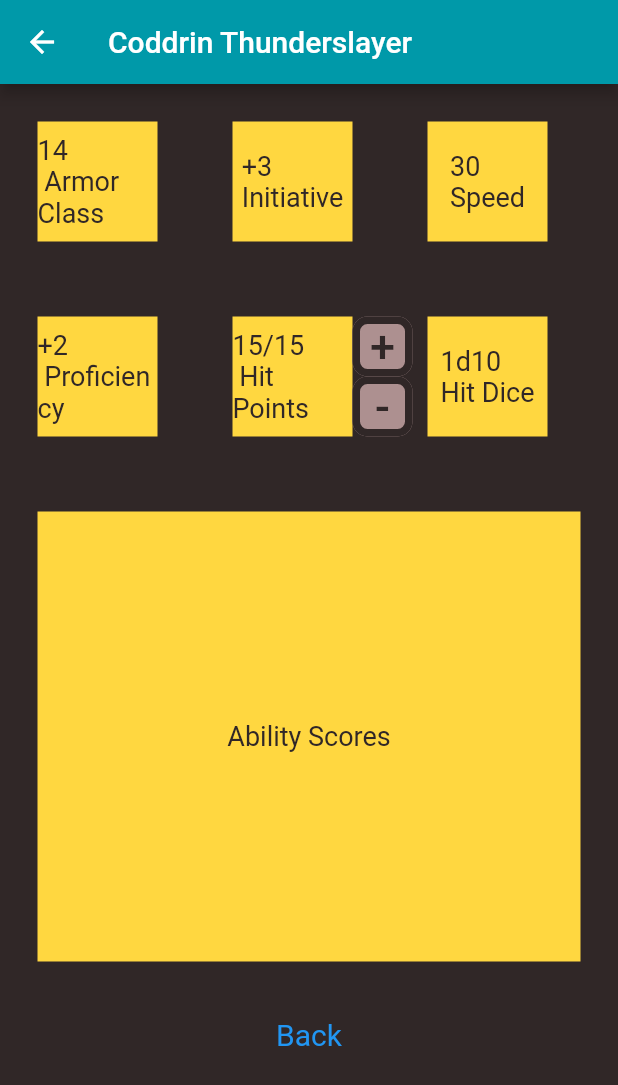
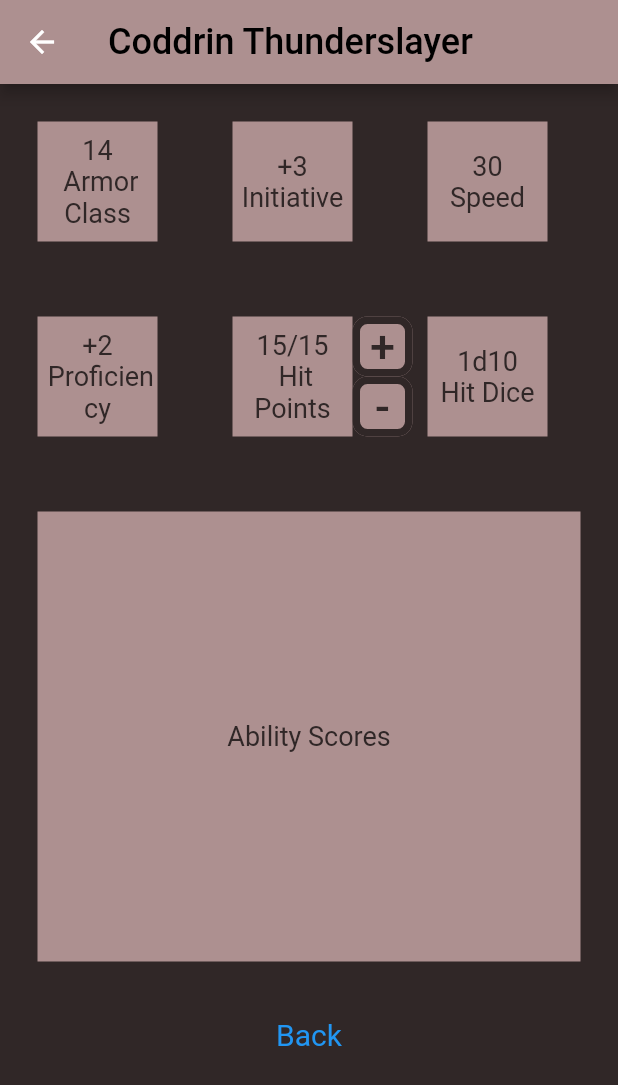
Before and after one commit to EvanMarnik/dnd_character_sheet_app, a Flutter app: the screen it shows after launch, after a tap on an icon or button, on a phone screen of 412 x 824 dp. Shown: the top 1085 px of the screen. Run offline on Flutter 3.47's test engine with Material 2 defaults, Android fonts, the phone set to English and light mode, and no system bars; Roboto replaces fonts that are missing (Lancelot).

Commit message:
Update character_sheet_view.dart

```diff
--- a/lib/view/character_sheet_view.dart
+++ b/lib/view/character_sheet_view.dart
@@ -50,8 +50,8 @@ class _CharacterSheetViewState extends State<CharacterSheetView> {
     // TODO build the character sheet
     return Scaffold(
       appBar: AppBar(
-        backgroundColor: const Color(0xFF0099a9),
-        title: const Text('Coddrin Thunderslayer'),
+        backgroundColor: Color(0xFFAD9090),
+        title: const Text('Coddrin Thunderslayer', style: TextStyle(fontSize: 24, color: Colors.black)),
       ),
       body: Column(
         children: <Widget>[
@@ -61,25 +61,25 @@ class _CharacterSheetViewState extends State<CharacterSheetView> {
                 margin: EdgeInsets.all(25.0),
                 width: 80.0,
                 height: 80.0,
-                color: Colors.amberAccent,
+                color: Color(0xFFAD9090),
                 alignment: Alignment.center,
-                child: const Text('14 \n Armor Class', style: TextStyle(fontSize: 18)),
+                child: const Text('14 \n Armor Class', style: TextStyle(fontSize: 18), textAlign: TextAlign.center),
               ),
               Container(
                 margin: EdgeInsets.all(25.0),
                 width: 80.0,
                 height: 80.0,
-                color: Colors.amberAccent,
+                color: Color(0xFFAD9090),
                 alignment: Alignment.center,
-                child: const Text('+3 \nInitiative', style: TextStyle(fontSize: 18)),
+                child: const Text('+3 \nInitiative', style: TextStyle(fontSize: 18), textAlign: TextAlign.center),
               ),
               Container(
                 margin: EdgeInsets.all(25.0),
                 width: 80.0,
                 height: 80.0,
-                color: Colors.amberAccent,
+                color: Color(0xFFAD9090),
                 alignment: Alignment.center,
-                child: const Text('30 \nSpeed', style: TextStyle(fontSize: 18)),
+                child: const Text('30 \nSpeed', style: TextStyle(fontSize: 18), textAlign: TextAlign.center),
               ),
             ],
           ),
@@ -89,17 +89,17 @@ class _CharacterSheetViewState extends State<CharacterSheetView> {
                 margin: EdgeInsets.all(25.0),
                 width: 80.0,
                 height: 80.0,
-                color: Colors.amberAccent,
+                color: Color(0xFFAD9090),
                 alignment: Alignment.center,
-                child: const Text('+2 \n Proficiency', style: TextStyle(fontSize: 18)),
+                child: const Text('+2 \n Proficiency', style: TextStyle(fontSize: 18), textAlign: TextAlign.center),
               ),
               Container(
                 margin: EdgeInsets.fromLTRB(25, 25, 0, 25),
                 width: 80.0,
                 height: 80.0,
-                color: Colors.amberAccent,
+                color: Color(0xFFAD9090),
                 alignment: Alignment.center,
-                child: Text('${hp}/15 \n Hit Points', style: TextStyle(fontSize: 18)),
+                child: Text('${hp}/15 \n Hit Points', style: TextStyle(fontSize: 18), textAlign: TextAlign.center),
               ),
               Container(
                 margin: EdgeInsets.all(0.0),
@@ -134,9 +134,9 @@ class _CharacterSheetViewState extends State<CharacterSheetView> {
                 margin: EdgeInsets.fromLTRB(10, 25, 25, 25),
                 width: 80.0,
                 height: 80.0,
-                color: Colors.amberAccent,
+                color: Color(0xFFAD9090),
                 alignment: Alignment.center,
-                child: const Text('1d10 \nHit Dice', style: TextStyle(fontSize: 18)),
+                child: const Text('1d10 \nHit Dice', style: TextStyle(fontSize: 18), textAlign: TextAlign.center),
               ),
             ],
           ),
@@ -144,9 +144,9 @@ class _CharacterSheetViewState extends State<CharacterSheetView> {
             margin: EdgeInsets.all(25.0),
             width: 400.0,
             height: 300.0,
-            color: Colors.amberAccent,
+            color: Color(0xFFAD9090),
             alignment: Alignment.center,
-              child: const Text('Ability Scores', style: TextStyle(fontSize: 18))
+              child: const Text('Ability Scores', style: TextStyle(fontSize: 18), textAlign: TextAlign.center)
           ),
           TextButton(
             style: TextButton.styleFrom(
```
